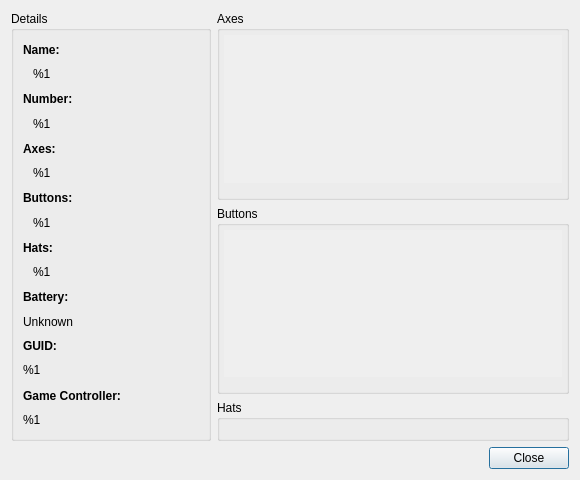
This is src/gui/joystickstatuswindow.ui in AntiMicroX/antimicrox as Qt 5 draws it before an edit. The edited form follows.
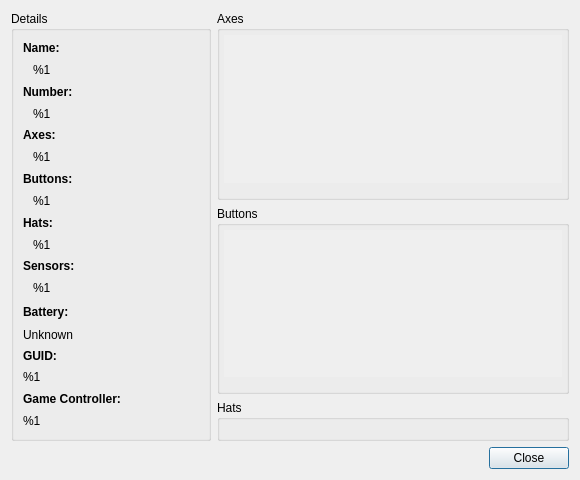
This is the edited form.

Commit message: Show sensors in controller properties dialog

The edit to the form file:
```diff
--- a/src/gui/joystickstatuswindow.ui
+++ b/src/gui/joystickstatuswindow.ui
@@ -185,6 +185,33 @@
           </item>
          </layout>
         </item>
+        <item>
+         <layout class="QVBoxLayout" name="verticalLayout_12">
+          <item>
+           <widget class="QLabel" name="label_9">
+            <property name="font">
+             <font>
+              <weight>75</weight>
+              <bold>true</bold>
+             </font>
+            </property>
+            <property name="text">
+             <string>Sensors:</string>
+            </property>
+           </widget>
+          </item>
+          <item>
+           <widget class="QLabel" name="joystickSensorsLabel">
+            <property name="text">
+             <string>%1</string>
+            </property>
+            <property name="indent">
+             <number>10</number>
+            </property>
+           </widget>
+          </item>
+         </layout>
+        </item>
         <item>
          <layout class="QVBoxLayout" name="batteryVerticalLayout">
           <property name="leftMargin">
```
The commit also changes 11 other files.
